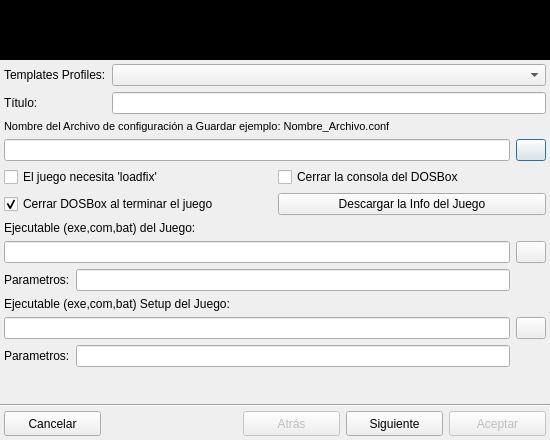
The window that ui/dbxadd.ui (Monthy/gr-lida) describes before a commit, drawn with Qt 5.
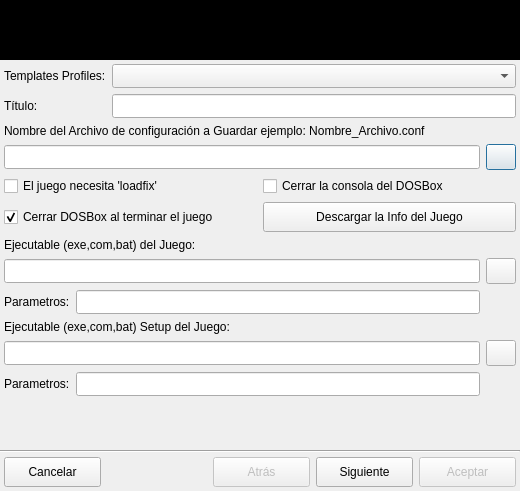
The same window after the commit. Icons and pictures are not drawn.

Diff of the .ui file:
```diff
--- a/ui/dbxadd.ui
+++ b/ui/dbxadd.ui
@@ -5,8 +5,8 @@
    <rect>
     <x>0</x>
     <y>0</y>
-    <width>550</width>
-    <height>440</height>
+    <width>520</width>
+    <height>491</height>
    </rect>
   </property>
   <property name="windowTitle" >
@@ -432,7 +432,14 @@
           </widget>
          </item>
          <item row="0" column="1" >
-          <widget class="QComboBox" name="cbxDbx_Profiles" />
+          <widget class="QComboBox" name="cbxDbx_Profiles" >
+           <property name="minimumSize" >
+            <size>
+             <width>0</width>
+             <height>24</height>
+            </size>
+           </property>
+          </widget>
          </item>
          <item row="1" column="0" >
           <widget class="QLabel" name="lb_Dbx_1" >
@@ -442,7 +449,14 @@
           </widget>
          </item>
          <item row="1" column="1" >
-          <widget class="QLineEdit" name="txtDatos_Titulo" />
+          <widget class="QLineEdit" name="txtDatos_Titulo" >
+           <property name="minimumSize" >
+            <size>
+             <width>0</width>
+             <height>24</height>
+            </size>
+           </property>
+          </widget>
          </item>
         </layout>
        </item>
@@ -450,11 +464,6 @@
         <layout class="QGridLayout" name="gridLayout_2" >
          <item row="0" column="0" colspan="2" >
           <widget class="QLabel" name="lb_Dbx_2" >
-           <property name="font" >
-            <font>
-             <pointsize>8</pointsize>
-            </font>
-           </property>
            <property name="text" >
             <string>Nombre del Archivo de configuración a Guardar ejemplo: Nombre_Archivo.conf</string>
            </property>
@@ -464,10 +473,23 @@
           </widget>
          </item>
          <item row="1" column="0" >
-          <widget class="QLineEdit" name="txtDbx_path_conf" />
+          <widget class="QLineEdit" name="txtDbx_path_conf" >
+           <property name="minimumSize" >
+            <size>
+             <width>0</width>
+             <height>24</height>
+            </size>
+           </property>
+          </widget>
          </item>
          <item row="1" column="1" >
           <widget class="QPushButton" name="btnDbx_FileConfg" >
+           <property name="minimumSize" >
+            <size>
+             <width>30</width>
+             <height>26</height>
+            </size>
+           </property>
            <property name="maximumSize" >
             <size>
              <width>30</width>
@@ -513,6 +535,12 @@
          </item>
          <item row="1" column="1" >
           <widget class="QPushButton" name="btnDescargarInfo" >
+           <property name="minimumSize" >
+            <size>
+             <width>0</width>
+             <height>30</height>
+            </size>
+           </property>
            <property name="text" >
             <string>Descargar la Info del Juego</string>
            </property>
@@ -537,10 +565,23 @@
           </widget>
          </item>
          <item row="1" column="0" colspan="2" >
-          <widget class="QLineEdit" name="txtDbx_path_exe" />
+          <widget class="QLineEdit" name="txtDbx_path_exe" >
+           <property name="minimumSize" >
+            <size>
+             <width>0</width>
+             <height>24</height>
+            </size>
+           </property>
+          </widget>
          </item>
          <item row="1" column="2" >
           <widget class="QPushButton" name="btnDbx_ExeJuego" >
+           <property name="minimumSize" >
+            <size>
+             <width>30</width>
+             <height>26</height>
+            </size>
+           </property>
            <property name="maximumSize" >
             <size>
              <width>30</width>
@@ -564,17 +605,37 @@
           </widget>
          </item>
          <item row="2" column="1" >
-          <widget class="QLineEdit" name="txtDbx_parametros_exe" />
+          <widget class="QLineEdit" name="txtDbx_parametros_exe" >
+           <property name="minimumSize" >
+            <size>
+             <width>0</width>
+             <height>24</height>
+            </size>
+           </property>
+          </widget>
          </item>
         </layout>
        </item>
        <item>
         <layout class="QGridLayout" name="gridLayout_3" >
          <item row="1" column="0" colspan="2" >
-          <widget class="QLineEdit" name="txtDbx_path_setup" />
+          <widget class="QLineEdit" name="txtDbx_path_setup" >
+           <property name="minimumSize" >
+            <size>
+             <width>0</width>
+             <height>24</height>
+            </size>
+           </property>
+          </widget>
          </item>
          <item row="1" column="2" >
           <widget class="QPushButton" name="btnDbx_ExeSetup" >
+           <property name="minimumSize" >
+            <size>
+             <width>30</width>
+             <height>26</height>
+            </size>
+           </property>
            <property name="maximumSize" >
             <size>
              <width>30</width>
@@ -598,7 +659,14 @@
           </widget>
          </item>
          <item row="2" column="1" >
-          <widget class="QLineEdit" name="txtDbx_parametros_setup" />
+          <widget class="QLineEdit" name="txtDbx_parametros_setup" >
+           <property name="minimumSize" >
+            <size>
+             <width>0</width>
+             <height>24</height>
+            </size>
+           </property>
+          </widget>
          </item>
          <item row="0" column="0" colspan="2" >
           <widget class="QLabel" name="lb_Dbx_5" >
@@ -1522,13 +1590,7 @@
        <property name="minimumSize" >
         <size>
          <width>97</width>
-         <height>25</height>
-        </size>
-       </property>
-       <property name="maximumSize" >
-        <size>
-         <width>97</width>
-         <height>25</height>
+         <height>30</height>
         </size>
        </property>
        <property name="text" >
@@ -1561,13 +1623,7 @@
        <property name="minimumSize" >
         <size>
          <width>97</width>
-         <height>25</height>
-        </size>
-       </property>
-       <property name="maximumSize" >
-        <size>
-         <width>97</width>
-         <height>25</height>
+         <height>30</height>
         </size>
        </property>
        <property name="text" >
@@ -1584,13 +1640,7 @@
        <property name="minimumSize" >
         <size>
          <width>97</width>
-         <height>25</height>
-        </size>
-       </property>
-       <property name="maximumSize" >
-        <size>
-         <width>97</width>
-         <height>25</height>
+         <height>30</height>
         </size>
        </property>
        <property name="text" >
@@ -1610,13 +1660,7 @@
        <property name="minimumSize" >
         <size>
          <width>97</width>
-         <height>25</height>
-        </size>
-       </property>
-       <property name="maximumSize" >
-        <size>
-         <width>97</width>
-         <height>25</height>
+         <height>30</height>
         </size>
        </property>
        <property name="text" >
```
Left out of the diff: 150 changed lines with no effect on the pictures.
